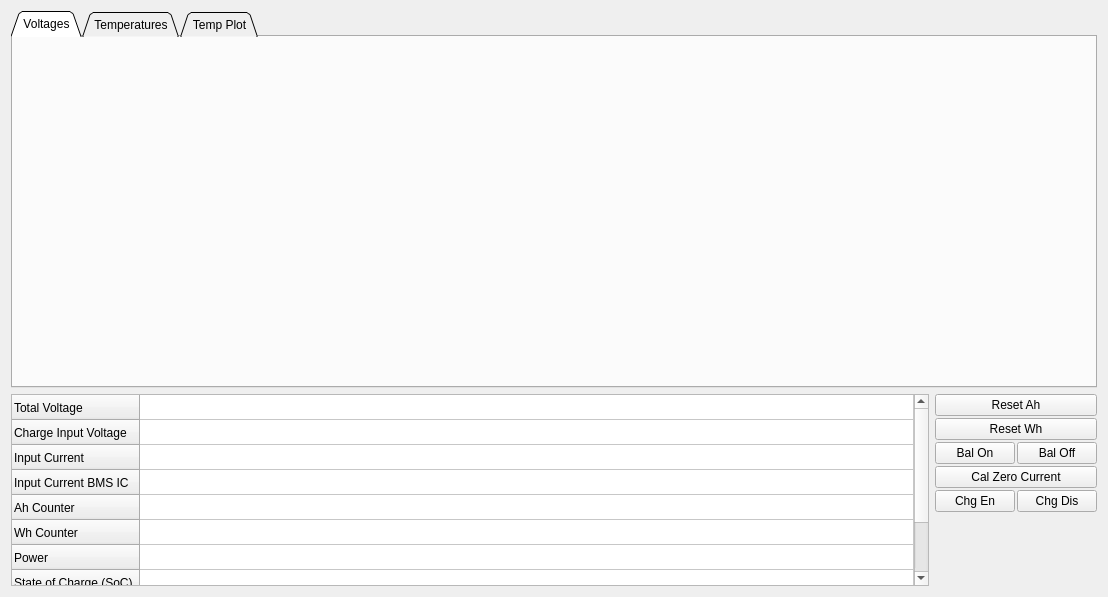
First picture: the form in pages/pagebms.ui, repository vedderb/vesc_tool, before the edit.
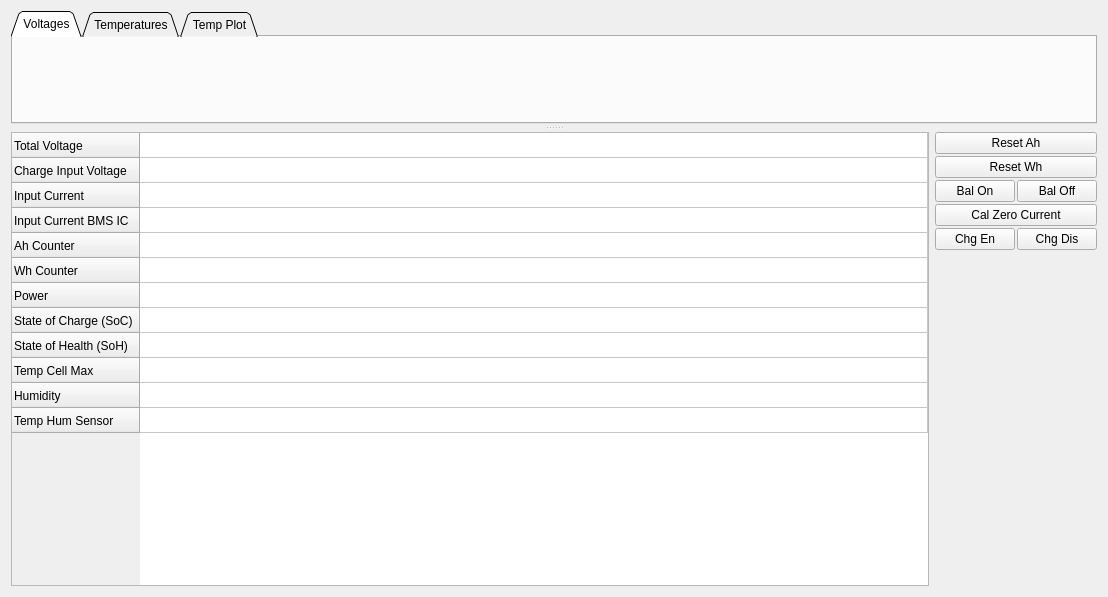
Second picture: the form after the edit. Custom widgets are drawn as their Qt base class.

Patch:
```diff
--- a/pages/pagebms.ui
+++ b/pages/pagebms.ui
@@ -13,8 +13,18 @@
   <property name="windowTitle">
    <string>Form</string>
   </property>
-  <layout class="QVBoxLayout" name="verticalLayout_5" stretch="1,0">
+  <layout class="QVBoxLayout" name="verticalLayout_5">
    <item>
+    <widget class="QSplitter" name="splitter">
+     <property name="orientation">
+      <enum>Qt::Vertical</enum>
+     </property>
+     <property name="handleWidth">
+      <number>8</number>
+     </property>
+     <property name="childrenCollapsible">
+      <bool>false</bool>
+     </property>
     <widget class="QTabWidget" name="tabWidget">
      <property name="tabShape">
       <enum>QTabWidget::Triangular</enum>
@@ -53,8 +63,7 @@
       </layout>
      </widget>
     </widget>
-   </item>
-   <item>
+     <widget class="QWidget" name="">
     <layout class="QHBoxLayout" name="horizontalLayout_3">
      <item>
       <widget class="QTableWidget" name="valTable">
@@ -123,6 +132,16 @@
          <string>Temp Cell Max</string>
         </property>
        </row>
+         <row>
+          <property name="text">
+           <string>Humidity</string>
+          </property>
+         </row>
+         <row>
+          <property name="text">
+           <string>Temp Hum Sensor</string>
+          </property>
+         </row>
        <column>
         <property name="text">
          <string>Value</string>
@@ -178,6 +197,16 @@
          <string/>
         </property>
        </item>
+         <item row="10" column="0">
+          <property name="text">
+           <string> </string>
+          </property>
+         </item>
+         <item row="11" column="0">
+          <property name="text">
+           <string> </string>
+          </property>
+         </item>
       </widget>
      </item>
      <item>
@@ -264,6 +293,8 @@
       </layout>
      </item>
     </layout>
+     </widget>
+    </widget>
    </item>
   </layout>
  </widget>
```
Lines whose indentation alone changed are shown as unchanged.
